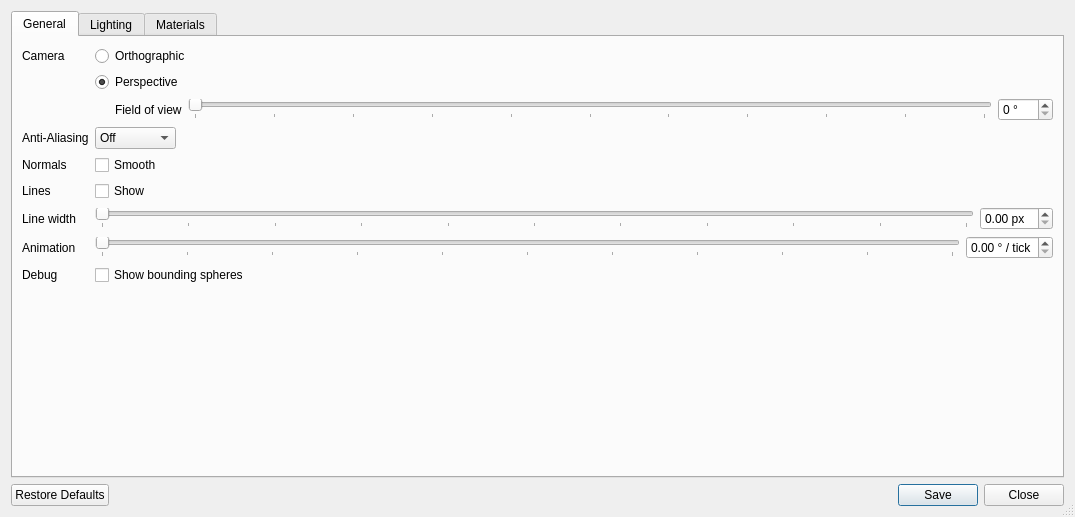
Before: the Qt Designer form src/desktop/rendersettingsdialog.ui in rgriebl/foobar-test, drawn with Qt 5.
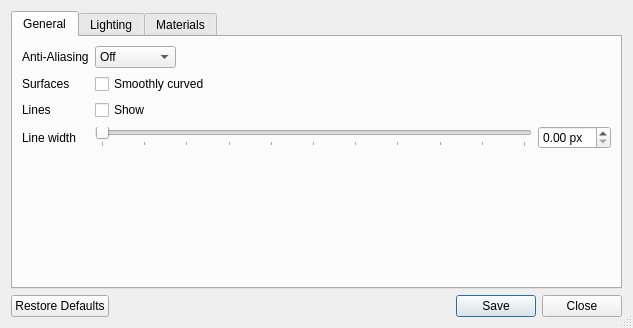
After: the same form once the commit is applied.

What changed in the file:
```diff
--- a/src/desktop/rendersettingsdialog.ui
+++ b/src/desktop/rendersettingsdialog.ui
@@ -6,8 +6,8 @@
    <rect>
     <x>0</x>
     <y>0</y>
-    <width>1075</width>
-    <height>517</height>
+    <width>633</width>
+    <height>328</height>
    </rect>
   </property>
   <property name="windowTitle">
@@ -31,127 +31,72 @@
         <enum>QFormLayout::ExpandingFieldsGrow</enum>
        </property>
        <item row="0" column="0">
-        <widget class="QLabel" name="label">
+        <widget class="QLabel" name="label_15">
          <property name="text">
-          <string>Camera</string>
+          <string>Anti-Aliasing</string>
          </property>
         </widget>
        </item>
        <item row="0" column="1">
-        <widget class="QRadioButton" name="orthographicCamera">
+        <widget class="QComboBox" name="antiAliasing">
+         <item>
+          <property name="text">
+           <string>Off</string>
+          </property>
+         </item>
+         <item>
+          <property name="text">
+           <string>Medium</string>
+          </property>
+         </item>
+         <item>
+          <property name="text">
+           <string>High</string>
+          </property>
+         </item>
+         <item>
+          <property name="text">
+           <string>Very high</string>
+          </property>
+         </item>
+        </widget>
+       </item>
+       <item row="1" column="0">
+        <widget class="QLabel" name="label_12">
          <property name="text">
-          <string>Orthographic</string>
+          <string>Surfaces</string>
          </property>
         </widget>
        </item>
        <item row="1" column="1">
-        <widget class="QRadioButton" name="perspectiveCamera">
-         <property name="text">
-          <string>Perspective</string>
-         </property>
-         <property name="checked">
-          <bool>true</bool>
-         </property>
-        </widget>
-       </item>
-       <item row="2" column="1">
-        <layout class="QHBoxLayout" name="horizontalLayout_3">
-         <item>
-          <spacer name="horizontalSpacer">
-           <property name="orientation">
-            <enum>Qt::Horizontal</enum>
-           </property>
-           <property name="sizeType">
-            <enum>QSizePolicy::Fixed</enum>
-           </property>
-           <property name="sizeHint" stdset="0">
-            <size>
-             <width>20</width>
-             <height>20</height>
-            </size>
-           </property>
-          </spacer>
-         </item>
-         <item>
-          <widget class="QLabel" name="label_12">
-           <property name="text">
-            <string>Field of view</string>
-           </property>
-          </widget>
-         </item>
-         <item>
-          <widget class="QSlider" name="fieldOfViewSlider">
-           <property name="maximum">
-            <number>100</number>
-           </property>
-           <property name="orientation">
-            <enum>Qt::Horizontal</enum>
-           </property>
-           <property name="tickPosition">
-            <enum>QSlider::TicksBelow</enum>
-           </property>
-           <property name="tickInterval">
-            <number>10</number>
-           </property>
-          </widget>
-         </item>
-         <item>
-          <widget class="QDoubleSpinBox" name="fieldOfView">
-           <property name="suffix">
-            <string> °</string>
-           </property>
-           <property name="decimals">
-            <number>0</number>
-           </property>
-           <property name="minimum">
-            <double>0.000000000000000</double>
-           </property>
-           <property name="maximum">
-            <double>100.000000000000000</double>
-           </property>
-           <property name="value">
-            <double>0.000000000000000</double>
-           </property>
-          </widget>
-         </item>
-        </layout>
-       </item>
-       <item row="5" column="0">
-        <widget class="QLabel" name="label_normals">
-         <property name="text">
-          <string>Normals</string>
-         </property>
-        </widget>
-       </item>
-       <item row="5" column="1">
         <widget class="QCheckBox" name="smoothNormals">
          <property name="text">
-          <string>Smooth</string>
+          <string>Smoothly curved</string>
          </property>
         </widget>
        </item>
-       <item row="6" column="0">
+       <item row="2" column="0">
         <widget class="QLabel" name="label_4">
          <property name="text">
           <string>Lines</string>
          </property>
         </widget>
        </item>
-       <item row="6" column="1">
+       <item row="2" column="1">
         <widget class="QCheckBox" name="showLines">
          <property name="text">
           <string>Show</string>
          </property>
         </widget>
        </item>
-       <item row="7" column="0">
+       <item row="3" column="0">
         <widget class="QLabel" name="label_3">
          <property name="text">
           <string>Line width</string>
          </property>
         </widget>
        </item>
-       <item row="7" column="1">
+       <item row="3" column="1">
         <layout class="QHBoxLayout" name="horizontalLayout">
          <item>
           <widget class="QSlider" name="lineWidthSlider">
@@ -187,64 +132,7 @@
          </item>
         </layout>
        </item>
-       <item row="8" column="0">
-        <widget class="QLabel" name="label_2">
-         <property name="text">
-          <string>Animation</string>
-         </property>
-        </widget>
-       </item>
-       <item row="8" column="1">
-        <layout class="QHBoxLayout" name="horizontalLayout_2">
-         <item>
-          <widget class="QSlider" name="animationAngleSlider">
-           <property name="maximum">
-            <number>100</number>
-           </property>
-           <property name="sliderPosition">
-            <number>0</number>
-           </property>
-           <property name="orientation">
-            <enum>Qt::Horizontal</enum>
-           </property>
-           <property name="tickPosition">
-            <enum>QSlider::TicksBelow</enum>
-           </property>
-           <property name="tickInterval">
-            <number>10</number>
-           </property>
-          </widget>
-         </item>
-         <item>
-          <widget class="QDoubleSpinBox" name="animationAngle">
-           <property name="suffix">
-            <string> ° / tick</string>
-           </property>
-           <property name="maximum">
-            <double>1.000000000000000</double>
-           </property>
-           <property name="singleStep">
-            <double>0.010000000000000</double>
-           </property>
-          </widget>
-         </item>
-        </layout>
-       </item>
-       <item row="9" column="0">
-        <widget class="QLabel" name="label_5">
-         <property name="text">
-          <string>Debug</string>
-         </property>
-        </widget>
-       </item>
-       <item row="9" column="1">
-        <widget class="QCheckBox" name="showBoundingSpheres">
-         <property name="text">
-          <string>Show bounding spheres</string>
-         </property>
-        </widget>
-       </item>
-       <item row="10" column="1">
+       <item row="4" column="1">
         <spacer name="verticalSpacer_2">
          <property name="orientation">
           <enum>Qt::Vertical</enum>
@@ -260,37 +148,6 @@
          </property>
         </spacer>
        </item>
-       <item row="3" column="0">
-        <widget class="QLabel" name="label_15">
-         <property name="text">
-          <string>Anti-Aliasing</string>
-         </property>
-        </widget>
-       </item>
-       <item row="3" column="1">
-        <widget class="QComboBox" name="antiAliasing">
-         <item>
-          <property name="text">
-           <string>Off</string>
-          </property>
-         </item>
-         <item>
-          <property name="text">
-           <string>Medium</string>
-          </property>
-         </item>
-         <item>
-          <property name="text">
-           <string>High</string>
-          </property>
-         </item>
-         <item>
-          <property name="text">
-           <string>Very high</string>
-          </property>
-         </item>
-        </widget>
-       </item>
       </layout>
      </widget>
      <widget class="QWidget" name="lighting">
```
Left out of the diff: 104 changed lines with no effect on the pictures.
